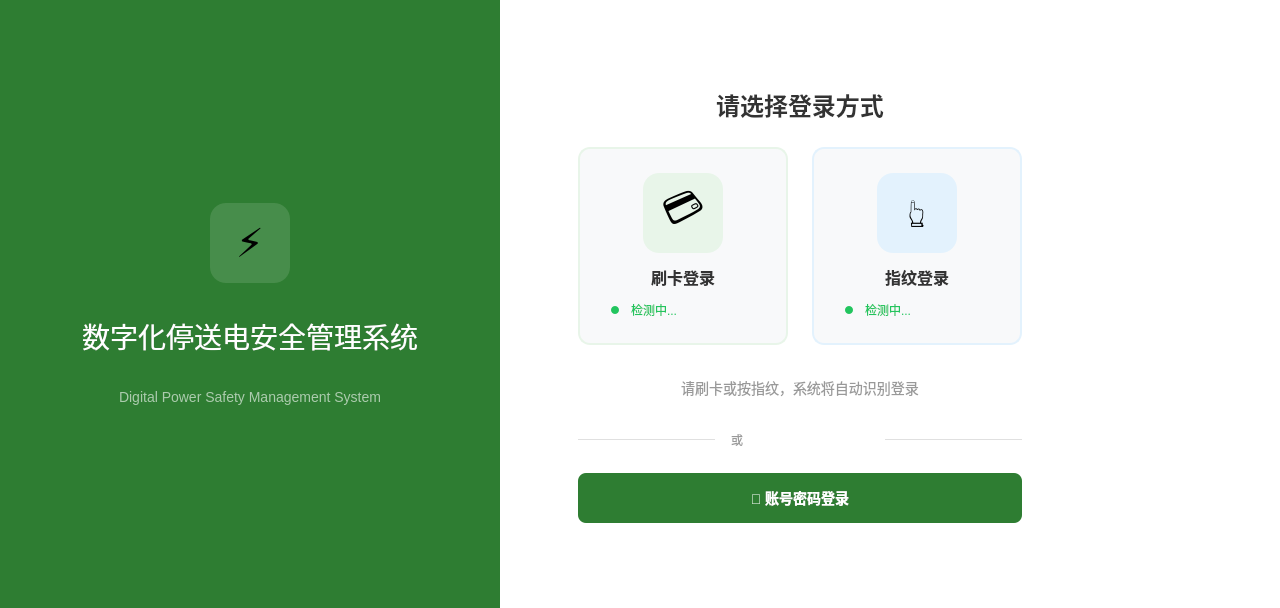
The window that RK3568/ui/loginpage.ui (Ruanchenxi/RK3568-Qt-Workbench) describes before a commit, drawn with Qt 5.
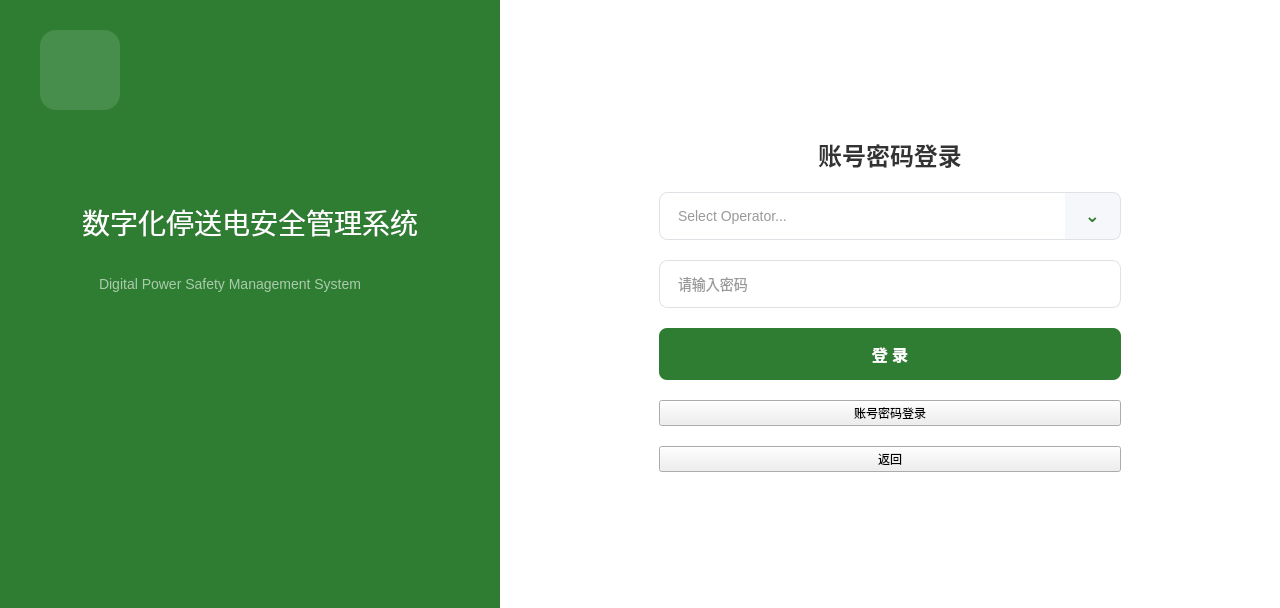
The same window after the commit.

Commit message: 开始审查代码 ui静态页面回归

Patch:
```diff
--- a/RK3568/ui/loginpage.ui
+++ b/RK3568/ui/loginpage.ui
@@ -12,151 +12,42 @@
   </property>
   <property name="styleSheet">
    <string notr="true">
-/* ========== 登录页面样式 - 方案C ========== */
-#LoginPage {
-    background-color: #F5F3EF;
-}
-
-/* 左侧品牌面板 */
-#leftPanel {
-    background-color: #2E7D32;
-}
-
-#brandIcon {
-    background-color: rgba(255, 255, 255, 0.125);
-    border-radius: 16px;
-}
-
-#brandTitle {
-    color: #FFFFFF;
-    font-size: 28px;
-    font-weight: normal;
-}
-
-#brandSubtitle {
-    color: rgba(255, 255, 255, 0.6);
-    font-size: 14px;
-}
-
-/* 右侧登录面板 */
-#rightPanel {
-    background-color: #FFFFFF;
-}
-
-/* 登录标题 */
-#loginTitle {
-    color: #333333;
-    font-size: 24px;
-    font-weight: bold;
-}
-
-/* 设备卡片通用样式 */
-#cardReaderBox, #fingerReaderBox {
-    background-color: #F8F9FA;
-    border-radius: 12px;
-    border: 2px solid #E8F5E9;
-}
-
-#fingerReaderBox {
-    border-color: #E3F2FD;
-}
-
-/* 设备图标容器 */
-#cardIconBox {
-    background-color: #E8F5E9;
-    border-radius: 16px;
-}
-
-#fingerIconBox {
-    background-color: #E3F2FD;
-    border-radius: 16px;
-}
-
-/* 设备标签 */
-#cardLabel, #fingerLabel {
-    color: #333333;
-    font-size: 16px;
-    font-weight: bold;
-}
-
-/* 状态指示器 */
-#cardStatusDot, #fingerStatusDot {
-    background-color: #22C55E;
-    border-radius: 4px;
-}
-
-#cardStatusText, #fingerStatusText {
-    color: #22C55E;
-    font-size: 12px;
-}
-
-/* 提示文本 */
-#hintLabel {
-    color: #999999;
-    font-size: 14px;
-}
-
-/* 分割线 */
-#dividerLine1, #dividerLine2 {
-    background-color: #E0E0E0;
-}
-
-#dividerText {
-    color: #999999;
-    font-size: 12px;
-}
-
-/* 账号密码登录按钮 */
-#accountLoginBtn {
-    background-color: #2E7D32;
-    color: #FFFFFF;
-    font-size: 14px;
-    font-weight: bold;
-    border: none;
-    border-radius: 8px;
-    padding: 14px 32px;
-}
-
-#accountLoginBtn:hover {
-    background-color: #1B5E20;
-}
-
-#accountLoginBtn:pressed {
-    background-color: #145214;
-}
-
-/* ========== 账号密码登录区域 ========== */
+#LoginPage { background-color: #F5F3EF; }
+#leftPanel { background-color: #2E7D32; }
+#brandIcon { background-color: rgba(255,255,255,0.125); border-radius: 16px; }
+#brandTitle { color: #FFFFFF; font-size: 28px; font-weight: normal; }
+#brandSubtitle { color: rgba(255,255,255,0.6); font-size: 14px; }
+#rightPanel { background-color: #FFFFFF; }
+#accountLoginTitle { color: #333333; font-size: 24px; font-weight: bold; }
 #usernameEdit, #passwordEdit {
     background-color: #FFFFFF;
-    border: 1px solid #E0E0E0;
+    border: 1px solid #DEE2E6;
     border-radius: 8px;
     padding: 12px 16px;
     font-size: 14px;
     color: #333333;
 }
-
-#usernameEdit:focus, #passwordEdit:focus {
-    border-color: #2E7D32;
+#usernameEdit {
+    border-right: none;
+    border-top-right-radius: 0;
+    border-bottom-right-radius: 0;
 }
-
+#usernameEdit:focus, #passwordEdit:focus { border: 1px solid #DEE2E6; }
 #selectAccountBtn {
     background-color: #F5F7FA;
     color: #2E7D32;
-    font-size: 14px;
+    font-size: 18px;
     font-weight: bold;
-    border: 1px solid #D0D7DE;
-    border-radius: 8px;
-    padding: 12px 18px;
+    border: 1px solid #DEE2E6;
+    border-left: none;
+    border-top-right-radius: 8px;
+    border-bottom-right-radius: 8px;
+    border-top-left-radius: 0;
+    border-bottom-left-radius: 0;
+    padding: 0;
 }
-
-#selectAccountBtn:hover {
-    background-color: #E8F5E9;
-}
-
-#selectAccountBtn:disabled {
-    color: #9AA4AF;
-}
-
+#selectAccountBtn:hover { background-color: #E8F5E9; }
+#selectAccountBtn:disabled { color: #9AA4AF; }
 #loginBtn {
     background-color: #2E7D32;
     color: #FFFFFF;
@@ -166,27 +57,9 @@
     border-radius: 8px;
     padding: 14px;
 }
-
-#loginBtn:hover {
-    background-color: #1B5E20;
-}
-
-#backBtn {
-    background-color: transparent;
-    color: #2E7D32;
-    font-size: 14px;
-    border: 1px solid #2E7D32;
-    border-radius: 8px;
-    padding: 10px 20px;
-}
-
-#backBtn:hover {
-    background-color: #E8F5E9;
-}
+#loginBtn:hover { background-color: #1B5E20; }
    </string>
   </property>
-  
-  <!-- 主布局 -->
   <layout class="QHBoxLayout" name="mainLayout">
    <property name="spacing">
     <number>0</number>
@@ -213,121 +86,48 @@
        <height>0</height>
       </size>
      </property>
-     <layout class="QVBoxLayout" name="leftLayout">
-      <property name="spacing">
-       <number>32</number>
+     <widget class="QFrame" name="brandIcon">
+      <property name="geometry">
+       <rect>
+        <x>40</x>
+        <y>30</y>
+        <width>80</width>
+        <height>80</height>
+       </rect>
       </property>
-      <property name="leftMargin">
-       <number>60</number>
+     </widget>
+     <widget class="QLabel" name="brandTitle">
+      <property name="geometry">
+       <rect>
+        <x>60</x>
+        <y>200</y>
+        <width>380</width>
+        <height>44</height>
+       </rect>
       </property>
-      <property name="topMargin">
-       <number>60</number>
+      <property name="text">
+       <string>数字化停送电安全管理系统</string>
       </property>
-      <property name="rightMargin">
-       <number>60</number>
+      <property name="alignment">
+       <set>Qt::AlignCenter</set>
       </property>
-      <property name="bottomMargin">
-       <number>60</number>
+     </widget>
+     <widget class="QLabel" name="brandSubtitle">
+      <property name="geometry">
+       <rect>
+        <x>60</x>
+        <y>270</y>
+        <width>340</width>
+        <height>28</height>
+       </rect>
       </property>
-      <item>
-       <spacer name="leftTopSpacer">
-        <property name="orientation">
-         <enum>Qt::Vertical</enum>
-        </property>
-        <property name="sizeHint" stdset="0">
-         <size>
-          <width>20</width>
-          <height>40</height>
-         </size>
-        </property>
-       </spacer>
-      </item>
-      <!-- 品牌图标 -->
-      <item>
-       <layout class="QHBoxLayout" name="brandIconLayout">
-        <item>
-         <spacer name="iconLeftSpacer">
-          <property name="orientation">
-           <enum>Qt::Horizontal</enum>
-          </property>
-         </spacer>
-        </item>
-        <item>
-         <widget class="QFrame" name="brandIcon">
-          <property name="minimumSize">
-           <size>
-            <width>80</width>
-            <height>80</height>
-           </size>
-          </property>
-          <property name="maximumSize">
-           <size>
-            <width>80</width>
-            <height>80</height>
-           </size>
-          </property>
-          <layout class="QVBoxLayout" name="brandIconInnerLayout">
-           <item>
-            <widget class="QLabel" name="brandIconLabel">
-             <property name="text">
-              <string>⚡</string>
-             </property>
-             <property name="alignment">
-              <set>Qt::AlignCenter</set>
-             </property>
-             <property name="styleSheet">
-              <string>font-size: 40px;</string>
-             </property>
-            </widget>
-           </item>
-          </layout>
-         </widget>
-        </item>
-        <item>
-         <spacer name="iconRightSpacer">
-          <property name="orientation">
-           <enum>Qt::Horizontal</enum>
-          </property>
-         </spacer>
-        </item>
-       </layout>
-      </item>
-      <!-- 品牌标题 -->
-      <item>
-       <widget class="QLabel" name="brandTitle">
-        <property name="text">
-         <string>数字化停送电安全管理系统</string>
-        </property>
-        <property name="alignment">
-         <set>Qt::AlignCenter</set>
-        </property>
-       </widget>
-      </item>
-      <!-- 品牌副标题 -->
-      <item>
-       <widget class="QLabel" name="brandSubtitle">
-        <property name="text">
-         <string>Digital Power Safety Management System</string>
-        </property>
-        <property name="alignment">
-         <set>Qt::AlignCenter</set>
-        </property>
-       </widget>
-      </item>
-      <item>
-       <spacer name="leftBottomSpacer">
-        <property name="orientation">
-         <enum>Qt::Vertical</enum>
-        </property>
-        <property name="sizeHint" stdset="0">
-         <size>
-          <width>20</width>
-          <height>40</height>
-         </size>
-        </property>
-       </spacer>
-      </item>
-     </layout>
+      <property name="text">
+       <string>Digital Power Safety Management System</string>
+      </property>
+      <property name="alignment">
+       <set>Qt::AlignCenter</set>
+      </property>
+     </widget>
     </widget>
    </item>
    
@@ -361,437 +161,55 @@
         <property name="orientation">
          <enum>Qt::Vertical</enum>
         </property>
+        <property name="sizeHint" stdset="0">
+         <size>
+          <width>0</width>
+          <height>0</height>
+         </size>
+        </property>
        </spacer>
       </item>
       
       <!-- 登录卡片容器 -->
       <item>
-       <widget class="QWidget" name="loginCard" native="true">
-        <property name="maximumSize">
-         <size>
-          <width>480</width>
-          <height>16777215</height>
-         </size>
-        </property>
-        <layout class="QVBoxLayout" name="loginCardLayout">
-         <property name="spacing">
-          <number>24</number>
-         </property>
-         
-         <!-- 堆叠窗口：设备登录/账号登录切换 -->
-         <item>
-          <widget class="QStackedWidget" name="loginStackedWidget">
-           <property name="currentIndex">
-            <number>0</number>
+       <layout class="QHBoxLayout" name="centerRowLayout">
+        <item>
+         <widget class="QWidget" name="loginCard" native="true">
+          <property name="maximumSize">
+           <size>
+            <width>480</width>
+            <height>16777215</height>
+           </size>
+          </property>
+          <layout class="QVBoxLayout" name="loginCardLayout">
+           <property name="spacing">
+            <number>20</number>
            </property>
-           
-           <!-- 页面0：设备登录（刷卡/指纹） -->
-           <widget class="QWidget" name="deviceLoginPage">
-            <layout class="QVBoxLayout" name="deviceLoginLayout">
+           <item>
+            <widget class="QLabel" name="accountLoginTitle">
+             <property name="text">
+              <string>账号密码登录</string>
+             </property>
+             <property name="alignment">
+              <set>Qt::AlignCenter</set>
+             </property>
+            </widget>
+           </item>
+           <item>
+            <layout class="QHBoxLayout" name="usernameRowLayout">
              <property name="spacing">
-              <number>24</number>
+              <number>0</number>
              </property>
-             
-             <!-- 标题 -->
              <item>
-              <widget class="QLabel" name="loginTitle">
-               <property name="text">
-                <string>请选择登录方式</string>
-               </property>
-               <property name="alignment">
-                <set>Qt::AlignCenter</set>
-               </property>
-              </widget>
-             </item>
-             
-             <!-- 设备卡片行 -->
-             <item>
-              <layout class="QHBoxLayout" name="deviceRowLayout">
-               <property name="spacing">
-                <number>24</number>
-               </property>
-               
-               <!-- 刷卡登录卡片 -->
-               <item>
-                <widget class="QFrame" name="cardReaderBox">
-                 <property name="minimumSize">
-                  <size>
-                   <width>200</width>
-                   <height>180</height>
-                  </size>
-                 </property>
-                 <layout class="QVBoxLayout" name="cardReaderLayout">
-                  <property name="spacing">
-                   <number>12</number>
-                  </property>
-                  <property name="margin">
-                   <number>24</number>
-                  </property>
-                  <item>
-                   <layout class="QHBoxLayout" name="cardIconLayout">
-                    <item>
-                     <spacer name="cardIconLeft">
-                      <property name="orientation">
-                       <enum>Qt::Horizontal</enum>
-                      </property>
-                     </spacer>
-                    </item>
-                    <item>
-                     <widget class="QFrame" name="cardIconBox">
-                      <property name="minimumSize">
-                       <size>
-                        <width>80</width>
-                        <height>80</height>
-                       </size>
-                      </property>
-                      <property name="maximumSize">
-                       <size>
-                        <width>80</width>
-                        <height>80</height>
-                       </size>
-                      </property>
-                      <layout class="QVBoxLayout" name="cardIconBoxLayout">
-                       <item>
-                        <widget class="QLabel" name="cardIcon">
-                         <property name="text">
-                          <string>💳</string>
-                         </property>
-                         <property name="alignment">
-                          <set>Qt::AlignCenter</set>
-                         </property>
-                         <property name="styleSheet">
-                          <string>font-size: 40px;</string>
-                         </property>
-                        </widget>
-                       </item>
-                      </layout>
-                     </widget>
-                    </item>
-                    <item>
-                     <spacer name="cardIconRight">
-                      <property name="orientation">
-                       <enum>Qt::Horizontal</enum>
-                      </property>
-                     </spacer>
-                    </item>
-                   </layout>
-                  </item>
-                  <item>
-                   <widget class="QLabel" name="cardLabel">
-                    <property name="text">
-                     <string>刷卡登录</string>
-                    </property>
-                    <property name="alignment">
-                     <set>Qt::AlignCenter</set>
-                    </property>
-                   </widget>
-                  </item>
-                  <item>
-                   <layout class="QHBoxLayout" name="cardStatusLayout">
-                    <item>
-                     <spacer name="cardStatusLeft">
-                      <property name="orientation">
-                       <enum>Qt::Horizontal</enum>
-                      </property>
-                     </spacer>
-                    </item>
-                    <item>
-                     <widget class="QFrame" name="cardStatusDot">
-                      <property name="minimumSize">
-                       <size>
-                        <width>8</width>
-                        <height>8</height>
-                       </size>
-                      </property>
-                      <property name="maximumSize">
-                       <size>
-                        <width>8</width>
-                        <height>8</height>
-                       </size>
-                      </property>
-                     </widget>
-                    </item>
-                    <item>
-                     <widget class="QLabel" name="cardStatusText">
-                      <property name="text">
-                       <string>检测中...</string>
-                      </property>
-                     </widget>
-                    </item>
-                    <item>
-                     <spacer name="cardStatusRight">
-                      <property name="orientation">
-                       <enum>Qt::Horizontal</enum>
-                      </property>
-                     </spacer>
-                    </item>
-                   </layout>
-                  </item>
-                 </layout>
-                </widget>
-               </item>
-               
-               <!-- 指纹登录卡片 -->
-               <item>
-                <widget class="QFrame" name="fingerReaderBox">
-                 <property name="minimumSize">
-                  <size>
-                   <width>200</width>
-                   <height>180</height>
-                  </size>
-                 </property>
-                 <layout class="QVBoxLayout" name="fingerReaderLayout">
-                  <property name="spacing">
-                   <number>12</number>
-                  </property>
-                  <property name="margin">
-                   <number>24</number>
-                  </property>
-                  <item>
-                   <layout class="QHBoxLayout" name="fingerIconLayout">
-                    <item>
-                     <spacer name="fingerIconLeft">
-                      <property name="orientation">
-                       <enum>Qt::Horizontal</enum>
-                      </property>
-                     </spacer>
-                    </item>
-                    <item>
-                     <widget class="QFrame" name="fingerIconBox">
-                      <property name="minimumSize">
-                       <size>
-                        <width>80</width>
-                        <height>80</height>
-                       </size>
-                      </property>
-                      <property name="maximumSize">
-                       <size>
-                        <width>80</width>
-                        <height>80</height>
-                       </size>
-                      </property>
-                      <layout class="QVBoxLayout" name="fingerIconBoxLayout">
-                       <item>
-                        <widget class="QLabel" name="fingerIcon">
-                         <property name="text">
-                          <string>👆</string>
-                         </property>
-                         <property name="alignment">
-                          <set>Qt::AlignCenter</set>
-                         </property>
-                         <property name="styleSheet">
-                          <string>font-size: 40px;</string>
-                         </property>
-                        </widget>
-                       </item>
-                      </layout>
-                     </widget>
-                    </item>
-                    <item>
-                     <spacer name="fingerIconRight">
-                      <property name="orientation">
-                       <enum>Qt::Horizontal</enum>
-                      </property>
-                     </spacer>
-                    </item>
-                   </layout>
-                  </item>
-                  <item>
-                   <widget class="QLabel" name="fingerLabel">
-                    <property name="text">
-                     <string>指纹登录</string>
-                    </property>
-                    <property name="alignment">
-                     <set>Qt::AlignCenter</set>
-                    </property>
-                   </widget>
-                  </item>
-                  <item>
-                   <layout class="QHBoxLayout" name="fingerStatusLayout">
-                    <item>
-                     <spacer name="fingerStatusLeft">
-                      <property name="orientation">
-                       <enum>Qt::Horizontal</enum>
-                      </property>
-                     </spacer>
-                    </item>
-                    <item>
-                     <widget class="QFrame" name="fingerStatusDot">
-                      <property name="minimumSize">
-                       <size>
-                        <width>8</width>
-                        <height>8</height>
-                       </size>
-                      </property>
-                      <property name="maximumSize">
-                       <size>
-                        <width>8</width>
-                        <height>8</height>
-                       </size>
-                      </property>
-                     </widget>
-                    </item>
-                    <item>
-                     <widget class="QLabel" name="fingerStatusText">
-                      <property name="text">
-                       <string>检测中...</string>
-                      </property>
-                     </widget>
-                    </item>
-                    <item>
-                     <spacer name="fingerStatusRight">
-                      <property name="orientation">
-                       <enum>Qt::Horizontal</enum>
-                      </property>
-                     </spacer>
-                    </item>
-                   </layout>
-                  </item>
-                 </layout>
-                </widget>
-               </item>
-              </layout>
-             </item>
-             
-             <!-- 提示文本 -->
-             <item>
-              <widget class="QLabel" name="hintLabel">
-               <property name="text">
-                <string>请刷卡或按指纹，系统将自动识别登录</string>
-               </property>
-               <property name="alignment">
-                <set>Qt::AlignCenter</set>
-               </property>
-              </widget>
-             </item>
-             
-             <!-- 分割线 -->
-             <item>
-              <layout class="QHBoxLayout" name="dividerLayout">
-               <property name="spacing">
-                <number>16</number>
-               </property>
-               <item>
-                <widget class="QFrame" name="dividerLine1">
-                 <property name="minimumSize">
-                  <size>
-                   <width>0</width>
-                   <height>1</height>
-                  </size>
-                 </property>
-                 <property name="maximumSize">
-                  <size>
-                   <width>16777215</width>
-                   <height>1</height>
-                  </size>
-                 </property>
-                </widget>
-               </item>
-               <item>
-                <widget class="QLabel" name="dividerText">
-                 <property name="text">
-                  <string>或</string>
-                 </property>
-                </widget>
-               </item>
-               <item>
-                <widget class="QFrame" name="dividerLine2">
-                 <property name="minimumSize">
-                  <size>
-                   <width>0</width>
-                   <height>1</height>
-                  </size>
-                 </property>
-                 <property name="maximumSize">
-                  <size>
-                   <width>16777215</width>
-                   <height>1</height>
-                  </size>
-                 </property>
-                </widget>
-               </item>
-              </layout>
-             </item>
-             
-             <!-- 账号密码登录按钮 -->
-             <item>
-              <widget class="QPushButton" name="accountLoginBtn">
-               <property name="text">
-                <string>👤 账号密码登录</string>
-               </property>
+              <widget class="QLineEdit" name="usernameEdit">
                <property name="minimumSize">
                 <size>
                  <width>0</width>
                  <height>48</height>
                 </size>
                </property>
-              </widget>
-             </item>
-            </layout>
-           </widget>
-           
-           <!-- 页面1：账号密码登录 -->
-           <widget class="QWidget" name="accountLoginPage">
-            <layout class="QVBoxLayout" name="accountLoginLayout">
-             <property name="spacing">
-              <number>20</number>
-             </property>
-             
-             <!-- 标题 -->
-             <item>
-              <widget class="QLabel" name="accountLoginTitle">
-               <property name="text">
-                <string>账号密码登录</string>
-               </property>
-               <property name="alignment">
-                <set>Qt::AlignCenter</set>
-               </property>
-               <property name="styleSheet">
-                <string>color: #333333; font-size: 24px; font-weight: bold;</string>
-               </property>
-              </widget>
-             </item>
-             
-             <!-- 用户名 -->
-             <item>
-              <layout class="QHBoxLayout" name="usernameRowLayout">
-               <property name="spacing">
-                <number>12</number>
-               </property>
-               <item>
-                <widget class="QLineEdit" name="usernameEdit">
-                 <property name="placeholderText">
-                  <string>请输入用户名</string>
-                 </property>
-                 <property name="minimumSize">
-                  <size>
-                   <width>0</width>
-                   <height>48</height>
-                  </size>
-                 </property>
-                </widget>
-               </item>
-               <item>
-                <widget class="QPushButton" name="selectAccountBtn">
-                 <property name="text">
-                  <string>选择</string>
-                 </property>
-                 <property name="minimumSize">
-                  <size>
-                   <width>84</width>
-                   <height>48</height>
-                  </size>
-                 </property>
-                </widget>
-               </item>
-              </layout>
-             </item>
-             
-             <!-- 密码 -->
-             <item>
-              <widget class="QLineEdit" name="passwordEdit">
                <property name="placeholderText">
-                <string>请输入密码</string>
+                <string>Select Operator...</string>
                </property>
                <property name="echoMode">
                 <enum>QLineEdit::Password</enum>
@@ -804,49 +222,86 @@
                </property>
               </widget>
              </item>
-             
-             <!-- 登录按钮 -->
              <item>
-              <widget class="QPushButton" name="loginBtn">
-               <property name="text">
-                <string>登 录</string>
-               </property>
+              <widget class="QPushButton" name="selectAccountBtn">
                <property name="minimumSize">
                 <size>
-                 <width>0</width>
+                 <width>56</width>
                  <height>48</height>
                 </size>
                </property>
-              </widget>
-             </item>
-             
-             <!-- 返回按钮 -->
-             <item>
-              <widget class="QPushButton" name="backBtn">
                <property name="text">
-                <string>← 返回刷卡/指纹登录</string>
-               </property>
-               <property name="minimumSize">
-                <size>
-                 <width>0</width>
-                 <height>40</height>
-                </size>
+                <string>⌄</string>
                </property>
               </widget>
              </item>
             </layout>
-           </widget>
-          </widget>
-         </item>
-        </layout>
-       </widget>
+           </item>
+           <item>
+            <widget class="QLineEdit" name="passwordEdit">
+             <property name="minimumSize">
+              <size>
+               <width>0</width>
+               <height>48</height>
+              </size>
+             </property>
+             <property name="echoMode">
+              <enum>QLineEdit::Password</enum>
+             </property>
+             <property name="placeholderText">
+              <string>请输入密码</string>
+             </property>
+            </widget>
+           </item>
+           <item>
+            <widget class="QPushButton" name="loginBtn">
+             <property name="minimumSize">
+              <size>
+               <width>0</width>
+               <height>48</height>
+              </size>
+             </property>
+             <property name="text">
+              <string>登 录</string>
+             </property>
+            </widget>
+           </item>
+           <item>
+            <widget class="QPushButton" name="accountLoginBtn">
+             <property name="visible">
+              <bool>false</bool>
+             </property>
+             <property name="text">
+              <string>账号密码登录</string>
+             </property>
+            </widget>
+           </item>
+           <item>
+            <widget class="QPushButton" name="backBtn">
+             <property name="visible">
+              <bool>false</bool>
+             </property>
+             <property name="text">
+              <string>返回</string>
+             </property>
+            </widget>
+           </item>
+          </layout>
+         </widget>
+        </item>
+       </layout>
       </item>
-      
       <item>
        <spacer name="rightBottomSpacer">
         <property name="orientation">
          <enum>Qt::Vertical</enum>
         </property>
+        <property name="sizeHint" stdset="0">
+         <size>
+          <width>0</width>
+          <height>0</height>
+         </size>
+        </property>
        </spacer>
       </item>
      </layout>
```
Left out of the diff: 19 changed lines with no effect on the pictures. The commit also changes 103 other files.
